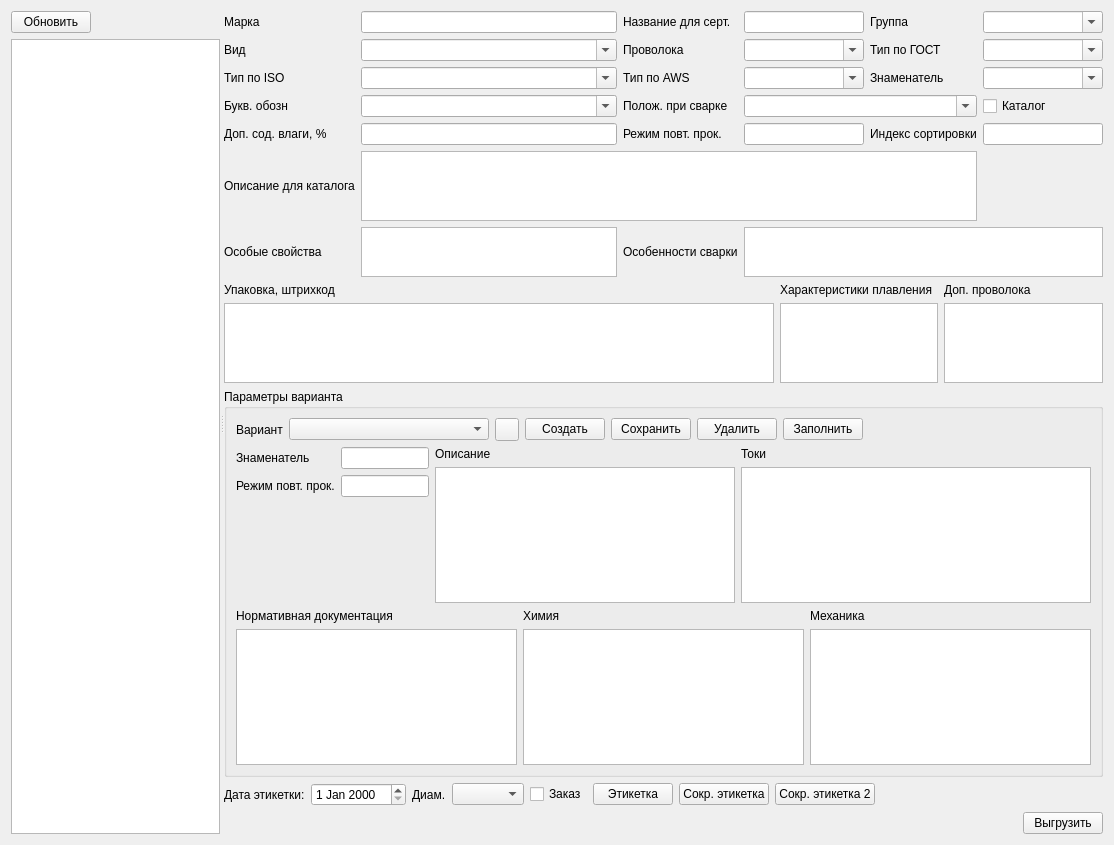
This is formmark.ui in Sergeyego/el_sert as Qt 5 draws it before an edit. The edited form follows.
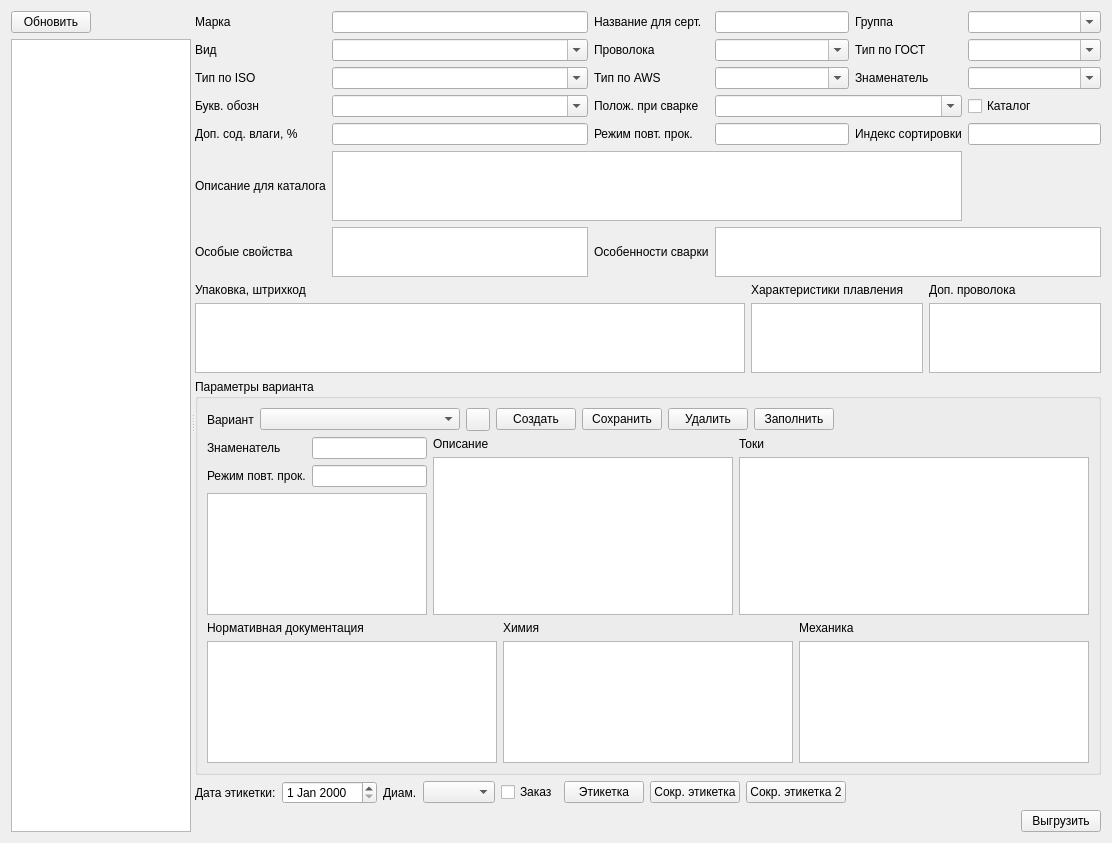
This is the edited form. Icons and pictures are not drawn. Custom widgets are drawn as their Qt base class.

```diff
--- a/formmark.ui
+++ b/formmark.ui
@@ -6,8 +6,8 @@
    <rect>
     <x>0</x>
     <y>0</y>
-    <width>1114</width>
-    <height>845</height>
+    <width>1112</width>
+    <height>843</height>
    </rect>
   </property>
   <property name="windowTitle">
@@ -511,18 +511,15 @@
                 </property>
                </widget>
               </item>
-              <item row="2" column="0">
-               <spacer name="verticalSpacer">
-                <property name="orientation">
-                 <enum>Qt::Vertical</enum>
-                </property>
-                <property name="sizeHint" stdset="0">
+              <item row="2" column="0" colspan="2">
+               <widget class="DbViewer" name="tableViewInt">
+                <property name="minimumSize">
                  <size>
-                  <width>20</width>
-                  <height>40</height>
+                  <width>220</width>
+                  <height>0</height>
                  </size>
                 </property>
-               </spacer>
+               </widget>
               </item>
              </layout>
             </item>
```
